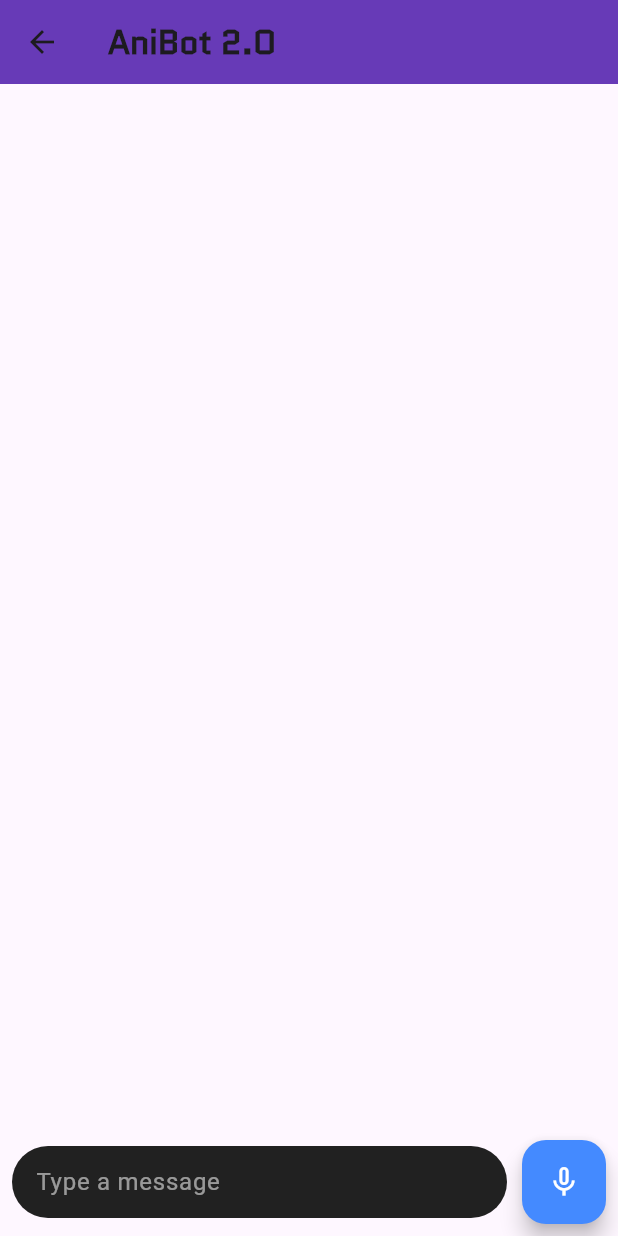
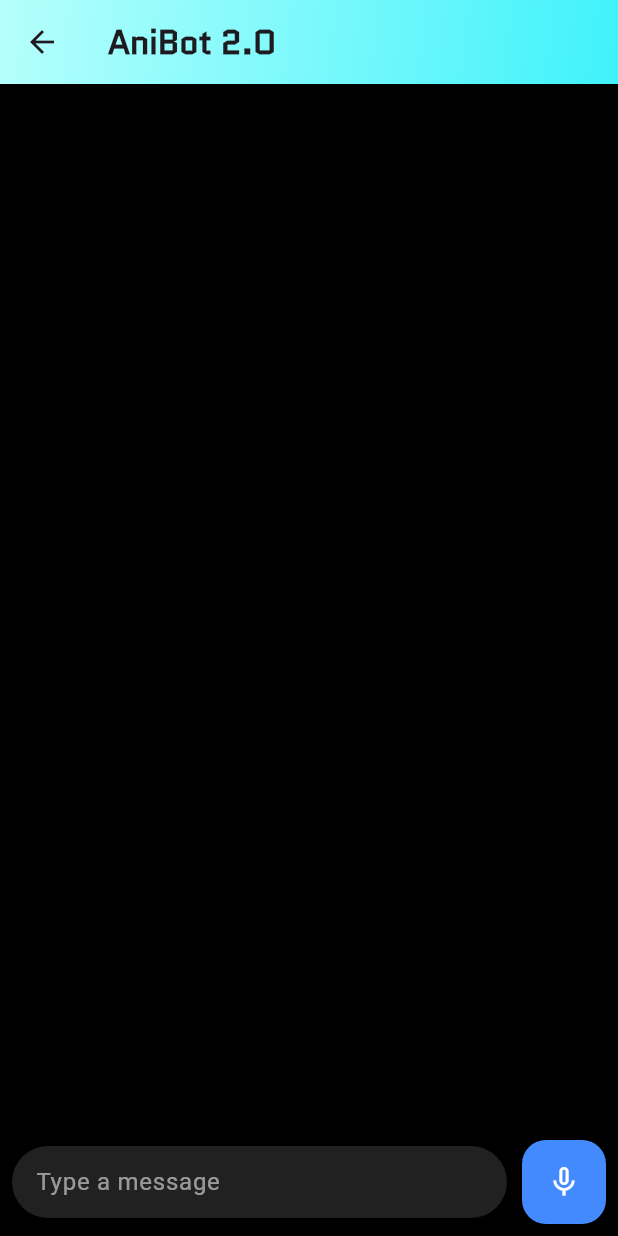
Before and after one commit to anish-bk/Mobile-Assistant, a Flutter app: the AssistantPage screen opened directly, on a phone screen of 412 x 824 dp. Run offline on Flutter 3.47's test engine with Material 3 defaults, Android fonts, the phone set to English and light mode, and no system bars; our stand-ins replace flutter_tts, google_generative_ai, speech_to_text; missing offline and left inert: device_apps, flutter_alarm_clock, flutter_phone_direct_caller, torch_light; Roboto replaces fonts that are missing (Montserrat).

Commit message:
Change main page background

```diff
--- a/lib/main.dart
+++ b/lib/main.dart
@@ -348,9 +348,19 @@ class _AssistantPageState extends State<AssistantPage> {
           'AniBot 2.O',
           style: TextStyle(fontWeight: FontWeight.bold, fontFamily: "FontMain"),
         ),
-        backgroundColor: Colors.deepPurple,
+        flexibleSpace: Container(
+          decoration: const BoxDecoration(
+            gradient: LinearGradient(
+              colors: [Color.fromARGB(255, 182, 255, 252), Color.fromARGB(255, 64, 242, 251)],
+              begin: Alignment.topLeft,
+              end: Alignment.bottomRight,
+            )
+          )
+        ),
       ),
-      body: Column(
+      body: Container(
+        color: Colors.black,
+        child: Column(
         children: [
           Expanded(
             child: ListView.builder(
@@ -366,6 +376,7 @@ class _AssistantPageState extends State<AssistantPage> {
           ),
           _buildMessageInput(),
         ],
+      ),
       ),
     );
   }
```
